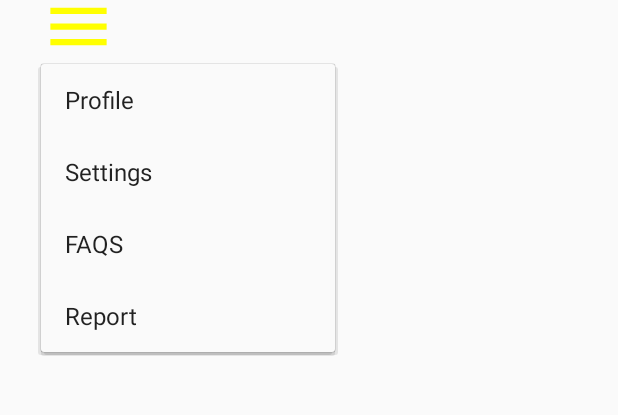
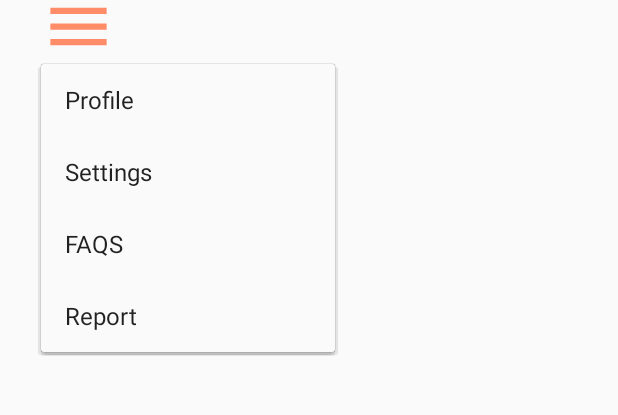
Before and after one commit to BarberShop401/mapChat, an Android app: the screen it shows after launch (MapsActivity), after a tap on an icon or button, on a phone screen of 412 x 824 dp, the part 53-468 px from its top. Run offline under Robolectric (Android 15) with nearby library versions, the light colour scheme and no system bars; our stand-ins replace Firebase (no records; nobody signed in at launch, a user with empty details on screens opened directly); 2 statements that could not run were skipped.

Commit message:
changed color of status bar and nav bar

```diff
--- a/app/src/main/java/com/lucasjwilber/mapchat/MapsActivity.java
+++ b/app/src/main/java/com/lucasjwilber/mapchat/MapsActivity.java
@@ -247,12 +247,16 @@ public class MapsActivity extends FragmentActivity implements OnMapReadyCallback
                         Log.i("vik", "DocumentSnapshot added with ID: " + documentReference.getId());
                         Log.i("ljw", "successfully added new comment to DB");
 
+                        //set the comment's id to whatever id it was given by firestore
+                        comment.setId(documentReference.getId());
+
                         //add the new comment to the map now that it's in the db
-                        mMap.addMarker(new MarkerOptions()
+                        Marker m = mMap.addMarker(new MarkerOptions()
                                 .position(new LatLng(userLat, userLng))
                                 .icon(commentIcon)
                                 .title(commentTitle)
                                 .snippet(commentBody));
+                        m.setTag(comment);
                     }
                 })
                 .addOnFailureListener(new OnFailureListener() {
--- a/app/src/main/res/drawable/ic_menu.xml
+++ b/app/src/main/res/drawable/ic_menu.xml
@@ -4,6 +4,6 @@
         android:viewportWidth="24.0"
         android:viewportHeight="24.0">
     <path
-        android:fillColor="#FF0"
+        android:fillColor="#ff8c69"
         android:pathData="M3,18h18v-2L3,16v2zM3,13h18v-2L3,11v2zM3,6v2h18L21,6L3,6z"/>
 </vector>
--- a/app/src/main/res/values/colors.xml
+++ b/app/src/main/res/values/colors.xml
@@ -1,7 +1,7 @@
 <?xml version="1.0" encoding="utf-8"?>
 <resources>
-    <color name="colorPrimary">#6200EE</color>
-    <color name="colorPrimaryDark">#3700B3</color>
+    <color name="colorPrimary">#ff8c69</color>
+    <color name="colorPrimaryDark">#ff8c69</color>
 <!--    salmon color:-->
     <color name="colorAccent">#ff8c69</color>
 </resources>
--- a/app/src/main/res/values/styles.xml
+++ b/app/src/main/res/values/styles.xml
@@ -6,6 +6,7 @@
         <item name="colorPrimary">@color/colorPrimary</item>
         <item name="colorPrimaryDark">@color/colorPrimaryDark</item>
         <item name="colorAccent">@color/colorAccent</item>
+        <item name="android:navigationBarColor">@color/colorAccent</item>
     </style>
 
 </resources>
```
